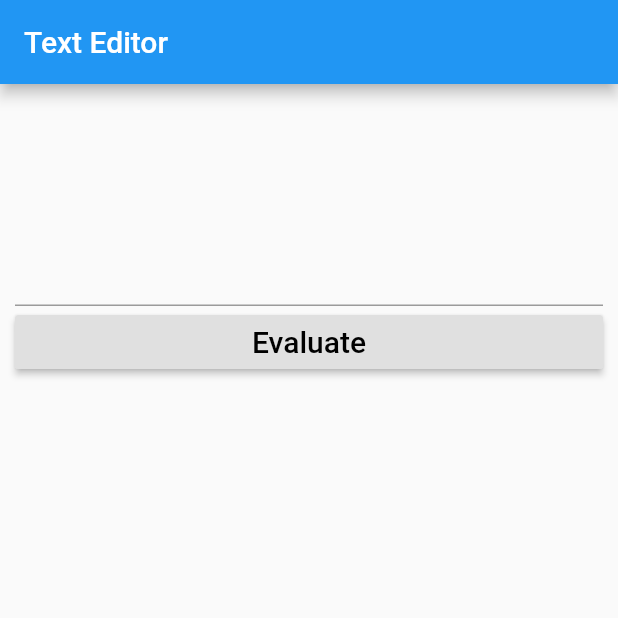
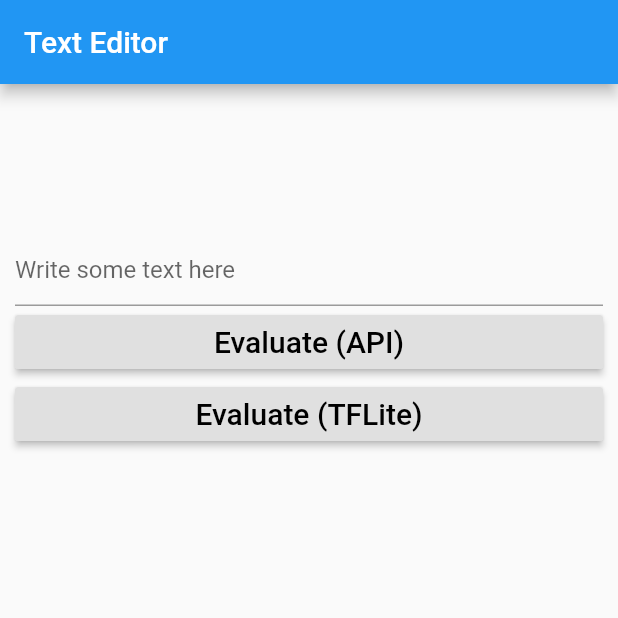
Before and after one commit to TravellerOnCode/Working-with-TFLite-and-Flutter, a Flutter app: the MyStatefulWidget screen opened directly, on a phone screen of 412 x 824 dp, the top half of it. Run offline on Flutter 3.47's test engine with Material 2 defaults, Android fonts, the light colour scheme and no system bars; missing offline and left inert: firebase_ml_vision, image_picker_modern, speech_recognition, tflite_flutter; accounts and stored records are empty.

Commit message:
TFLite Integration Added

```diff
--- a/lib/text_editor.dart
+++ b/lib/text_editor.dart
@@ -3,21 +3,17 @@
 // This sample shows how to get a value from a TextField via the [onSubmitted]
 // callback.
 import 'dart:async';
-//import 'dart:convert';
+import 'package:flutter/material.dart';
+import 'package:scan_score/display_response.dart';
+import 'package:scan_score/display_response_tflite.dart';
 
-import 'package:flutter/material.dart';
-//import 'package:http/http.dart' as http;
-import 'package:scan_score/display_response.dart';
-//import 'package:scan_score/load_image.dart';
 
 const s = "Type Something !";
-//void main() => runApp(TextEditor());
 
 /// This Widget is the main application widget.
 class TextEditor extends StatelessWidget {
   static const String _title = 'Flutter Code Sample';
   final String data;
-  //TextEditor({this.data});
   TextEditor({this.data});
 
 
@@ -32,40 +28,6 @@ class TextEditor extends StatelessWidget {
   }
 }
 
-//Add code to make HTTP Request
-//START
-/*
-Future<Album> fetchAlbum() async {
-  final response = await http.get('https://jsonplaceholder.typicode.com/albums/1');
-
-  if (response.statusCode == 200) {
-    // If the server did return a 200 OK response,
-    // then parse the JSON.
-    return Album.fromJson(json.decode(response.body));
-  } else {
-    // If the server did not return a 200 OK response,
-    // then throw an exception.
-    throw Exception('Failed to load album');
-  }
-}
-
-
-class Album {
-  final int userId;
-  final int id;
-  final String title;
-
-  Album({this.userId, this.id, this.title});
-
-  factory Album.fromJson(Map<String, dynamic> json) {
-    return Album(
-      userId: json['userId'],
-      id: json['id'],
-      title: json['title'],
-    );
-  }
-}
-*/
 
 class MyStatefulWidget extends StatefulWidget {
   final String value;
@@ -80,16 +42,14 @@ class _MyStatefulWidgetState extends State<MyStatefulWidget> {
   String value;
   _MyStatefulWidgetState(this.value);
   TextEditingController _controller;
+  //Classifier _classifier;
+
   Future<Album> futureAlbum;
   void initState() {
     super.initState();
     _controller = TextEditingController(
       text: value
     );
-
-    //HTTP Request
-    //super.initState();
-    //futureAlbum = fetchAlbum();
   }
 
   void dispose() {
@@ -109,6 +69,9 @@ class _MyStatefulWidgetState extends State<MyStatefulWidget> {
         children: <Widget>[
         Center(
         child: TextField(
+          decoration: const InputDecoration(
+            hintText: "Write some text here"
+          ),
           maxLines: null,
           autocorrect: true,
           controller: _controller,
@@ -139,10 +102,26 @@ class _MyStatefulWidgetState extends State<MyStatefulWidget> {
               context,
               MaterialPageRoute(builder: (context) => DisplayResponse(value: _controller.text)),
             );
-
             },
             child: Text(
-              'Evaluate',
+              'Evaluate (API)',
+              style: TextStyle (
+                fontSize: 20,
+                color: Colors.black
+              ),
+            )
+          ),
+          RaisedButton (
+            onPressed: () {
+              //double s =_classifier.predict(_controller.text);
+              //print("Score : "+s.toString());
+              Navigator.push(
+              context,
+              MaterialPageRoute(builder: (context) => GradingTFLite(textvalue: _controller.text)),
+            );
+            },
+            child: Text(
+              'Evaluate (TFLite)',
               style: TextStyle (
                 fontSize: 20,
                 color: Colors.black
@@ -152,11 +131,6 @@ class _MyStatefulWidgetState extends State<MyStatefulWidget> {
           ],
       ),
       ),
-      /*
-      floatingActionButton: new FloatingActionButton(
-        child: new Icon(Icons.clear),
-        onPressed: () => print('clear'),
-      ),*/
     );
   }
 }
```
Also changed, not shown: lib/display_response_tflite.dart (+63 -62 lines), lib/main.dart (+7 -137 lines), lib/prediction_tflite.dart (+26 -6 lines), assets/tokenizer_labels.txt (line endings or trailing spaces), 4 other files.
